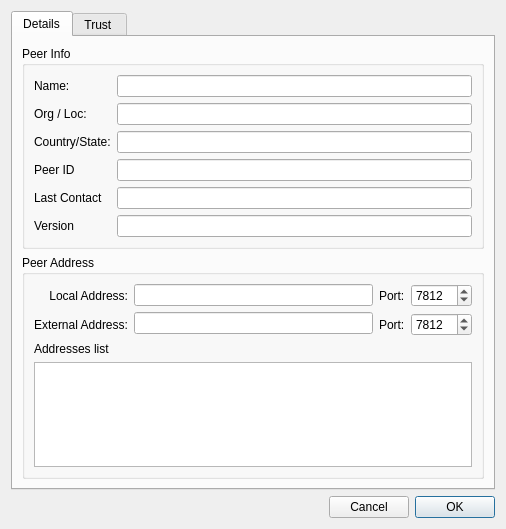
First picture: the form in retroshare-gui/src/gui/connect/ConfCertDialog.ui, repository RetroShare/RetroShare, before the edit.
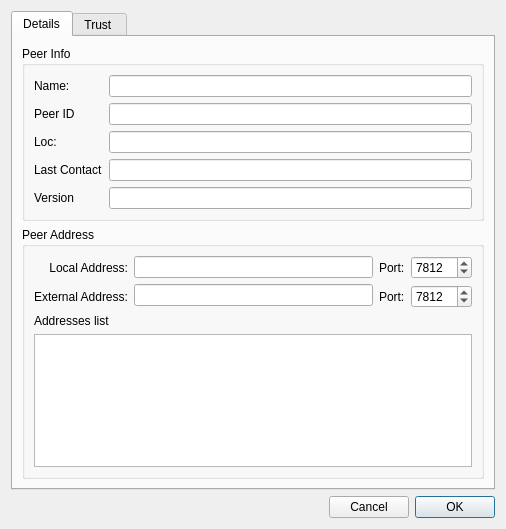
Second picture: the form after the edit. The open tabs and pages were chosen to show the change. Icons and pictures are not drawn.

Commit message: remove the ssl cert storage. Big rewrite of ssl cert and friend management

What changed in the file:
```diff
--- a/retroshare-gui/src/gui/connect/ConfCertDialog.ui
+++ b/retroshare-gui/src/gui/connect/ConfCertDialog.ui
@@ -52,76 +52,62 @@
             </property>
            </widget>
           </item>
-          <item row="1" column="0">
-           <widget class="QLabel" name="label_11">
-            <property name="text">
-             <string>Org / Loc:</string>
-            </property>
-           </widget>
-          </item>
-          <item row="1" column="1">
-           <widget class="QLineEdit" name="orgloc">
-            <property name="readOnly">
-             <bool>true</bool>
-            </property>
-           </widget>
-          </item>
           <item row="2" column="0">
-           <widget class="QLabel" name="label_8">
-            <property name="text">
-             <string>Country/State:</string>
-            </property>
-           </widget>
-          </item>
-          <item row="2" column="1">
-           <widget class="QLineEdit" name="country">
-            <property name="readOnly">
-             <bool>true</bool>
-            </property>
-           </widget>
-          </item>
-          <item row="3" column="0">
-           <widget class="QLabel" name="label_6">
+           <widget class="QLabel" name="label_id">
             <property name="text">
              <string>Peer ID</string>
             </property>
            </widget>
           </item>
-          <item row="3" column="1">
+          <item row="2" column="1">
            <widget class="QLineEdit" name="peerid">
             <property name="readOnly">
              <bool>true</bool>
             </property>
            </widget>
           </item>
-          <item row="4" column="0">
-           <widget class="QLabel" name="label_7">
+          <item row="5" column="0">
+           <widget class="QLabel" name="label_last_contact">
             <property name="text">
              <string>Last Contact</string>
             </property>
            </widget>
           </item>
-          <item row="4" column="1">
-           <widget class="QLineEdit" name="lastcontact">
-            <property name="readOnly">
-             <bool>true</bool>
-            </property>
-           </widget>
-          </item>
           <item row="5" column="1">
+           <widget class="QLineEdit" name="lastcontact">
+            <property name="readOnly">
+             <bool>true</bool>
+            </property>
+           </widget>
+          </item>
+          <item row="6" column="1">
            <widget class="QLineEdit" name="version">
             <property name="readOnly">
              <bool>true</bool>
             </property>
            </widget>
           </item>
-          <item row="5" column="0">
-           <widget class="QLabel" name="label_3">
+          <item row="6" column="0">
+           <widget class="QLabel" name="label_version">
             <property name="text">
              <string>Version</string>
             </property>
            </widget>
           </item>
+          <item row="4" column="0">
+           <widget class="QLabel" name="label_loc">
+            <property name="text">
+             <string>Loc:</string>
+            </property>
+           </widget>
+          </item>
+          <item row="4" column="1">
+           <widget class="QLineEdit" name="loc">
+            <property name="readOnly">
+             <bool>true</bool>
+            </property>
+           </widget>
+          </item>
          </layout>
         </widget>
        </item>
```
Left out of the diff: 4 changed lines with no effect on the pictures. The commit also changes 38 other files.
